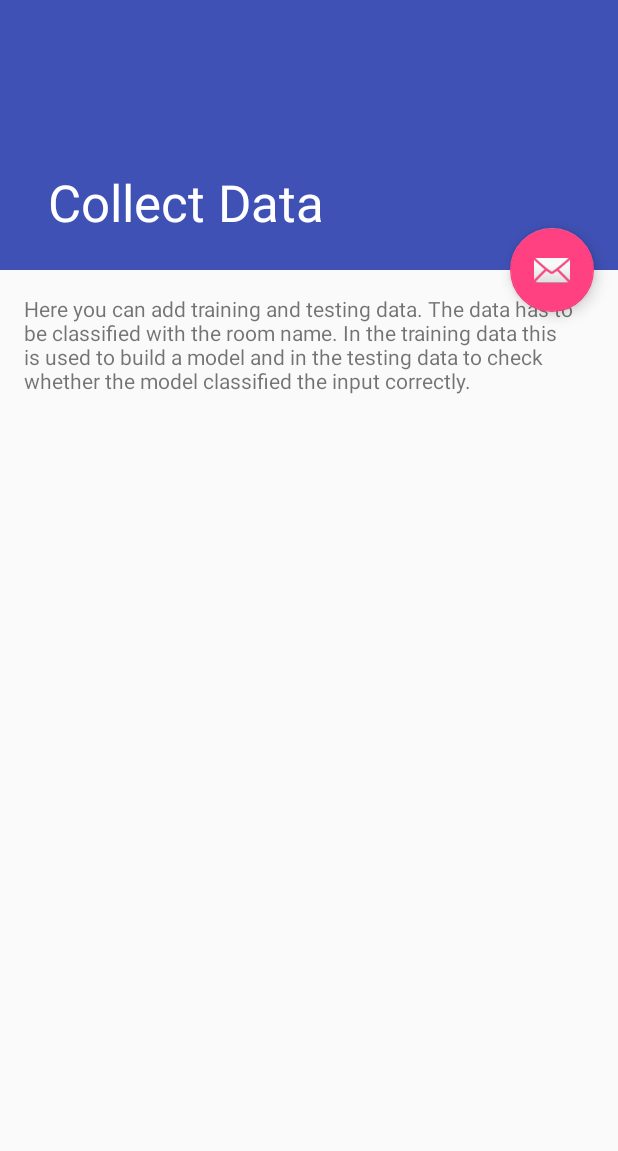
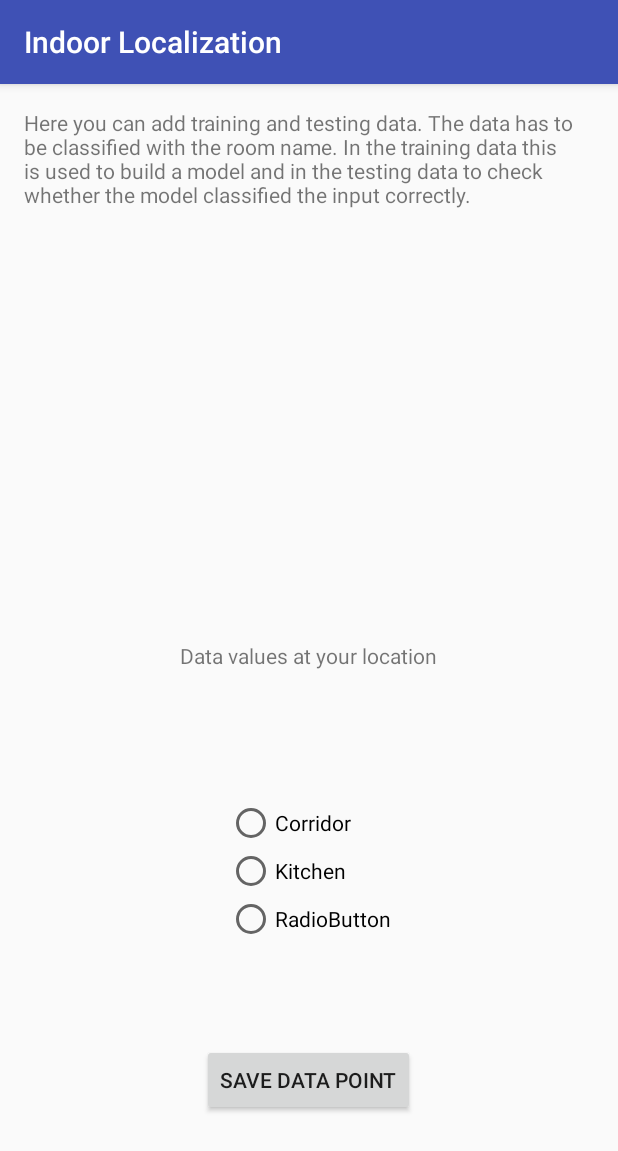
Before and after one commit to JoelNiklaus/IndoLoc, an Android app: the CollectDataActivity screen opened directly, with no data from a screen before it, on a phone screen of 412 x 824 dp. Shown: the top 1151 px of the screen. Run offline under Robolectric (Android 15) with nearby library versions, the phone set to English and light mode, and no system bars; libraries missing offline, so code that uses them is left out: weka.core.

Commit message:
added CollectDataActivity

```diff
--- a/app/src/main/AndroidManifest.xml
+++ b/app/src/main/AndroidManifest.xml
@@ -21,11 +21,7 @@
             android:enabled="true"
             android:exported="true" />
 
-        <activity
-            android:name=".activities.CollectDataActivity"
-            android:label="@string/title_activity_collect_data"
-            android:theme="@style/AppTheme.NoActionBar">
-        </activity>
+        <activity android:name=".activities.CollectDataActivity"></activity>
     </application>
 
 </manifest>
--- a/app/src/main/java/ch/joelniklaus/indoloc/activities/MainActivity.java
+++ b/app/src/main/java/ch/joelniklaus/indoloc/activities/MainActivity.java
@@ -20,7 +20,7 @@ public class MainActivity extends AppCompatActivity {
     public void onButtonTap(View v) {
         // instantiate WekaService with context
         WekaService wekaService = new WekaService(MainActivity.this);
-        Toast myToast = Toast.makeText(getApplicationContext(), wekaService.testTrain(), Toast.LENGTH_LONG);
+        Toast myToast = Toast.makeText(this, wekaService.testTrain(), Toast.LENGTH_LONG);
         myToast.show();
     }
 
--- a/app/src/main/java/ch/joelniklaus/indoloc/services/WekaService.java
+++ b/app/src/main/java/ch/joelniklaus/indoloc/services/WekaService.java
@@ -24,6 +24,10 @@ import weka.filters.unsupervised.instance.RemovePercentage;
 public class WekaService extends Service {
 
     private Context context;
+
+    public WekaService () {
+
+    }
 
     public WekaService(Context context) {
         this.context = context;
--- a/app/src/main/res/layout/activity_collect_data.xml
+++ b/app/src/main/res/layout/activity_collect_data.xml
@@ -1,46 +1,73 @@
 <?xml version="1.0" encoding="utf-8"?>
-<android.support.design.widget.CoordinatorLayout xmlns:android="http://schemas.android.com/apk/res/android"
-    xmlns:app="http://schemas.android.com/apk/res-auto"
+<RelativeLayout xmlns:android="http://schemas.android.com/apk/res/android"
     xmlns:tools="http://schemas.android.com/tools"
+    android:id="@+id/activity_collect_data"
     android:layout_width="match_parent"
     android:layout_height="match_parent"
-    android:fitsSystemWindows="true"
+    android:paddingBottom="@dimen/activity_vertical_margin"
+    android:paddingLeft="@dimen/activity_horizontal_margin"
+    android:paddingRight="@dimen/activity_horizontal_margin"
+    android:paddingTop="@dimen/activity_vertical_margin"
     tools:context="ch.joelniklaus.indoloc.activities.CollectDataActivity">
 
-    <android.support.design.widget.AppBarLayout
-        android:id="@+id/app_bar"
-        android:layout_width="match_parent"
-        android:layout_height="@dimen/app_bar_height"
-        android:fitsSystemWindows="true"
-        android:theme="@style/AppTheme.AppBarOverlay">
 
-        <android.support.design.widget.CollapsingToolbarLayout
-            android:id="@+id/toolbar_layout"
-            android:layout_width="match_parent"
-            android:layout_height="match_parent"
-            android:fitsSystemWindows="true"
-            app:contentScrim="?attr/colorPrimary"
-            app:layout_scrollFlags="scroll|exitUntilCollapsed">
-
-            <android.support.v7.widget.Toolbar
-                android:id="@+id/toolbar"
-                android:layout_width="match_parent"
-                android:layout_height="?attr/actionBarSize"
-                app:layout_collapseMode="pin"
-                app:popupTheme="@style/AppTheme.PopupOverlay" />
-
-        </android.support.design.widget.CollapsingToolbarLayout>
-    </android.support.design.widget.AppBarLayout>
-
-    <include layout="@layout/content_collect_data" />
-
-    <android.support.design.widget.FloatingActionButton
-        android:id="@+id/fab"
+    <TextView
         android:layout_width="wrap_content"
         android:layout_height="wrap_content"
-        android:layout_margin="@dimen/fab_margin"
-        app:layout_anchor="@id/app_bar"
-        app:layout_anchorGravity="bottom|end"
-        app:srcCompat="@android:drawable/ic_dialog_email" />
+        android:text="@string/intro"
+        android:id="@+id/intro"
+        android:layout_centerHorizontal="true"
+        android:layout_marginBottom="87dp" />
 
-</android.support.design.widget.CoordinatorLayout>
+    <TextView
+        android:text="Data values at your location"
+        android:layout_width="wrap_content"
+        android:layout_height="wrap_content"
+        android:layout_marginBottom="86dp"
+        android:id="@+id/data"
+        android:layout_above="@+id/radioGroup"
+        android:layout_centerHorizontal="true" />
+
+
+
+    <RadioGroup
+        android:id="@+id/radioGroup"
+        android:layout_width="wrap_content"
+        android:layout_height="wrap_content"
+        android:layout_above="@+id/saveDataPoint"
+        android:layout_centerHorizontal="true"
+        android:layout_marginBottom="67dp" >
+
+        <RadioButton
+            android:text="Corridor"
+            android:layout_width="wrap_content"
+            android:layout_height="wrap_content"
+            android:id="@+id/radioButton3"
+            android:layout_weight="1" />
+
+        <RadioButton
+            android:text="Kitchen"
+            android:layout_width="wrap_content"
+            android:layout_height="wrap_content"
+            android:id="@+id/kitchen"
+            android:layout_weight="1" />
+
+        <RadioButton
+            android:text="RadioButton"
+            android:layout_width="wrap_content"
+            android:layout_height="wrap_content"
+            android:id="@+id/livingRoom"
+            android:layout_weight="1" />
+    </RadioGroup>
+
+    <Button
+        android:text="Save Data Point"
+        android:layout_width="wrap_content"
+        android:layout_height="wrap_content"
+        android:layout_alignParentBottom="true"
+        android:layout_centerHorizontal="true"
+        android:layout_marginBottom="64dp"
+        android:id="@+id/saveDataPoint"
+        android:onClick="saveDataPoint" />
+
+</RelativeLayout>
--- a/app/src/main/res/layout/content_collect_data.xml
+++ /dev/null
@@ -1,18 +0,0 @@
-<?xml version="1.0" encoding="utf-8"?>
-<android.support.v4.widget.NestedScrollView xmlns:android="http://schemas.android.com/apk/res/android"
-    xmlns:app="http://schemas.android.com/apk/res-auto"
-    xmlns:tools="http://schemas.android.com/tools"
-    android:layout_width="match_parent"
-    android:layout_height="match_parent"
-    app:layout_behavior="@string/appbar_scrolling_view_behavior"
-    tools:context="ch.joelniklaus.indoloc.activities.CollectDataActivity"
-    tools:showIn="@layout/activity_collect_data">
-
-    <TextView
-        android:layout_width="wrap_content"
-        android:layout_height="wrap_content"
-        android:layout_margin="@dimen/text_margin"
-        android:text="@string/intro" />
-
-
-</android.support.v4.widget.NestedScrollView>
--- a/app/src/main/res/menu/menu_collect_data.xml
+++ b/app/src/main/res/menu/menu_collect_data.xml
@@ -1,7 +1,7 @@
 <menu xmlns:android="http://schemas.android.com/apk/res/android"
     xmlns:app="http://schemas.android.com/apk/res-auto"
     xmlns:tools="http://schemas.android.com/tools"
-    tools:context="ch.joelniklaus.indoloc.activities.CollectDataActivity">
+    tools:context="ch.joelniklaus.indoloc.activities.CollectDataActivity1">
     <item
         android:id="@+id/action_settings"
         android:orderInCategory="100"
```
Also changed, not shown: app/src/main/java/ch/joelniklaus/indoloc/activities/CollectDataActivity.java (+118 -14 lines).
